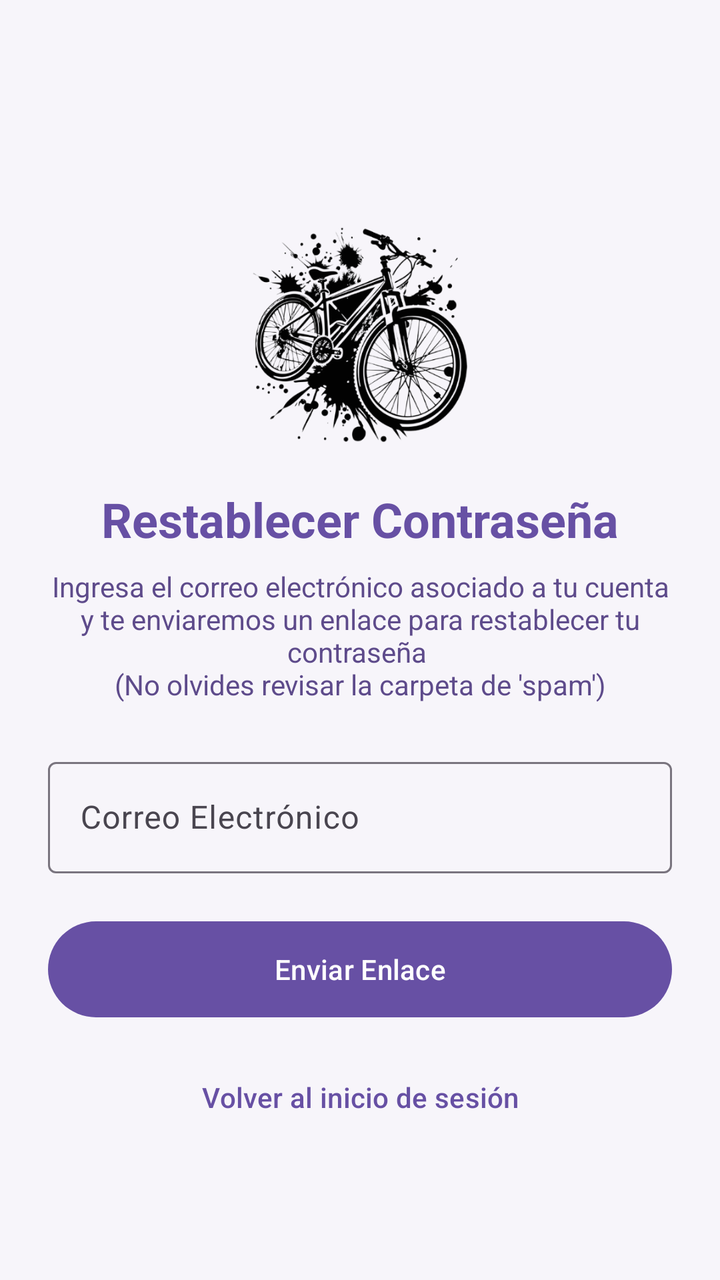
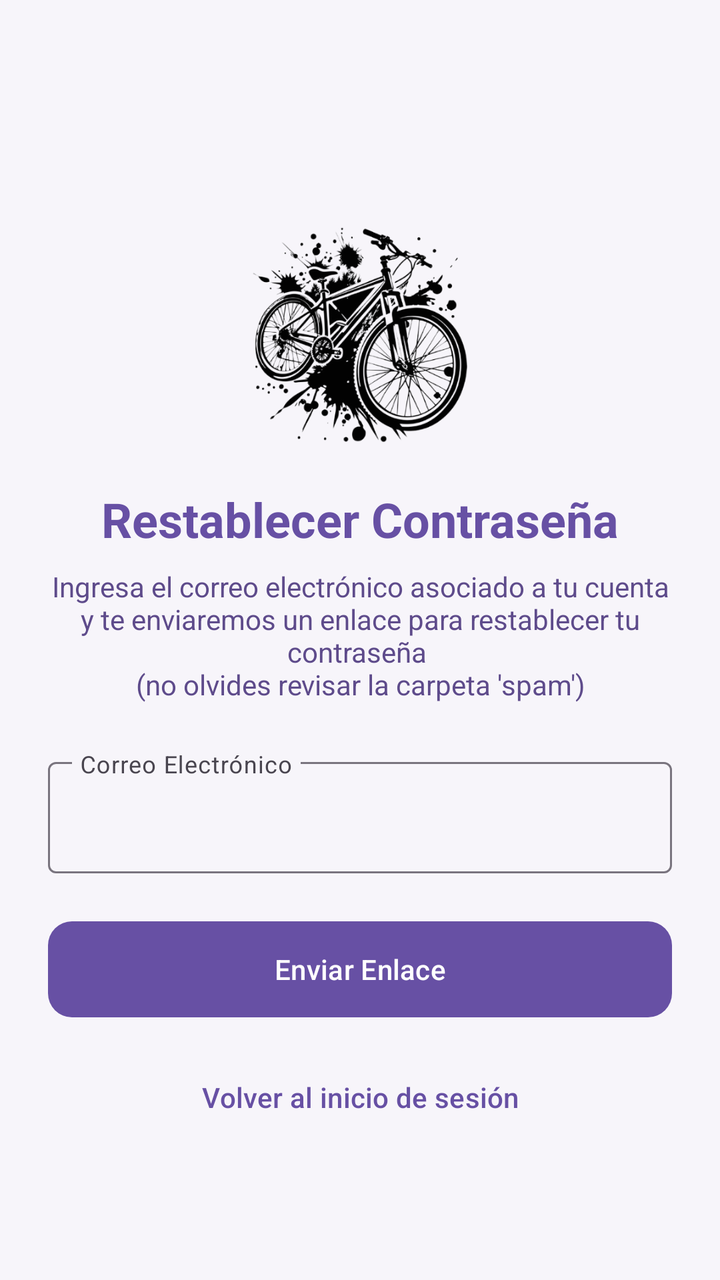

Compare the two renders of this Android layout. The source of the first and the diff that turns it into the second are given below.
<!-- AndroidManifest.xml: application theme Theme.BikeLight -->
<!-- res/layout/activity_reset_password.xml -->
<?xml version="1.0" encoding="utf-8"?>
<ScrollView xmlns:android="http://schemas.android.com/apk/res/android"
    xmlns:app="http://schemas.android.com/apk/res-auto"
    android:layout_width="match_parent"
    android:layout_height="match_parent"
    android:fillViewport="true"
    android:padding="24dp"
    android:background="@color/bikelight_bg">

    <LinearLayout
        android:layout_width="match_parent"
        android:layout_height="wrap_content"
        android:orientation="vertical"
        android:gravity="center">

        <ImageView
            android:id="@+id/imgLogoReset"
            android:layout_width="120dp"
            android:layout_height="120dp"
            android:layout_marginTop="40dp"
            app:srcCompat="@drawable/bici" />

        <TextView
            android:id="@+id/tvResetTitle"
            android:layout_width="wrap_content"
            android:layout_height="wrap_content"
            android:layout_marginTop="16dp"
            android:text="Restablecer Contraseña"
            android:textColor="@color/bikelight_primary"
            android:textSize="24sp"
            android:textStyle="bold" />

        <TextView
            android:id="@+id/tvResetDescription"
            android:layout_width="match_parent"
            android:layout_height="wrap_content"
            android:layout_marginTop="8dp"
            android:layout_marginBottom="24dp"
            android:gravity="center"
            android:text="Ingresa el correo electrónico asociado a tu cuenta y te enviaremos un enlace para restablecer tu contraseña \n(No olvides revisar la carpeta de 'spam')"
            android:textColor="@color/bikelight_card"
            android:textSize="14sp" />

        <com.google.android.material.textfield.TextInputLayout
            android:id="@+id/tilResetEmail"
            android:layout_width="match_parent"
            android:layout_height="wrap_content"
            android:layout_marginBottom="20dp"
            android:hint="Correo Electrónico">

            <com.google.android.material.textfield.TextInputEditText
                android:id="@+id/etResetEmail"
                android:layout_width="match_parent"
                android:layout_height="wrap_content"
                android:inputType="textEmailAddress" />
        </com.google.android.material.textfield.TextInputLayout>

        <com.google.android.material.button.MaterialButton
            android:id="@+id/btnSendResetEmail"
            android:layout_width="match_parent"
            android:layout_height="56dp"
            android:text="Enviar Enlace"
            android:textColor="@color/white"
            app:backgroundTint="@color/bikelight_primary"/>

        <com.google.android.material.button.MaterialButton
            android:id="@+id/btnBackToLogin"
            style="@style/Widget.Material3.Button.TextButton"
            android:layout_width="match_parent"
            android:layout_height="wrap_content"
            android:layout_marginTop="12dp"
            android:text="Volver al inicio de sesión"
            android:textColor="@color/bikelight_primary"/>

    </LinearLayout>
</ScrollView>
<!-- resources referenced by this layout -->
<resources>
  <color name="bikelight_bg">#F7F5FA</color>
  <color name="bikelight_card">#5E4B8B</color>
  <color name="bikelight_primary">#6750A4</color>
  <color name="white">#FFFFFF</color>
  <!-- drawable bici: png bitmap (drawable, 195847 bytes) -->
  <style name="Theme.BikeLight" parent="Base.Theme.BikeLight" />
  <style name="Base.Theme.BikeLight" parent="Theme.Material3.DayNight.NoActionBar">
          
          
      </style>
</resources>

<!-- the commit's change to res/layout/activity_reset_password.xml (unified diff, before → after) -->
@@ -37,7 +37,7 @@
             android:layout_marginTop="8dp"
             android:layout_marginBottom="24dp"
             android:gravity="center"
-            android:text="Ingresa el correo electrónico asociado a tu cuenta y te enviaremos un enlace para restablecer tu contraseña \n(No olvides revisar la carpeta de 'spam')"
+            android:text="Ingresa el correo electrónico asociado a tu cuenta y te enviaremos un enlace para restablecer tu contraseña \n(no olvides revisar la carpeta 'spam')"
             android:textColor="@color/bikelight_card"
             android:textSize="14sp" />
 
@@ -46,7 +46,8 @@
             android:layout_width="match_parent"
             android:layout_height="wrap_content"
             android:layout_marginBottom="20dp"
-            android:hint="Correo Electrónico">
+            android:hint="Correo Electrónico"
+            app:expandedHintEnabled="false">
 
             <com.google.android.material.textfield.TextInputEditText
                 android:id="@+id/etResetEmail"
@@ -61,6 +62,7 @@
             android:layout_height="56dp"
             android:text="Enviar Enlace"
             android:textColor="@color/white"
+            app:cornerRadius="12dp"
             app:backgroundTint="@color/bikelight_primary"/>
 
         <com.google.android.material.button.MaterialButton
